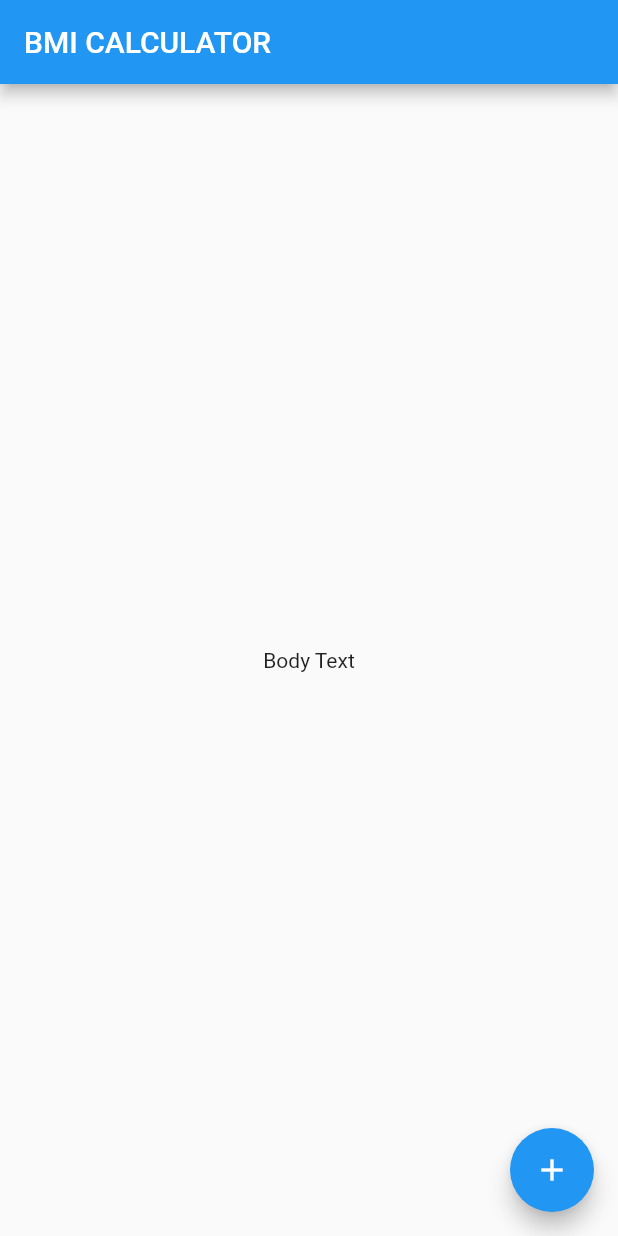
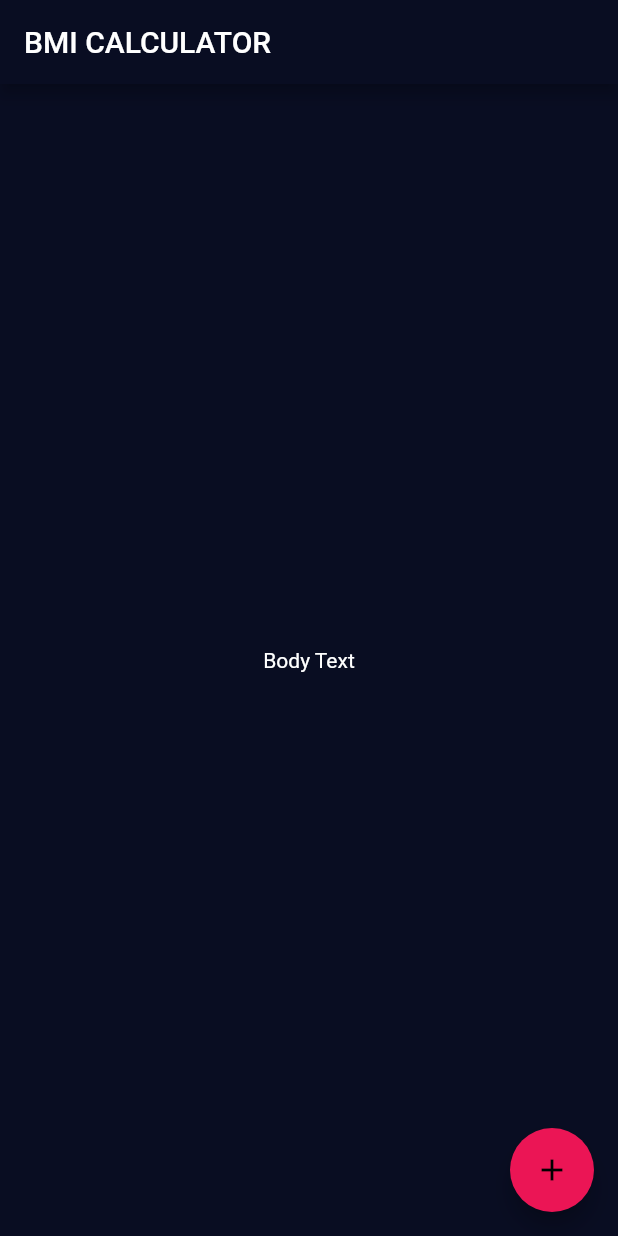
Before and after one commit to T-Davis/flutter_demos, a Flutter app: the screen it shows after launch, on a phone screen of 412 x 824 dp. Run offline on Flutter 3.47's test engine with Material 2 defaults, Android fonts, the phone set to English and light mode, and no system bars; our stand-ins replace audioplayers, google_fonts, rflutter_alert.

Commit message:
Add theme

```diff
--- a/bmi-calculator-flutter/lib/main.dart
+++ b/bmi-calculator-flutter/lib/main.dart
@@ -6,6 +6,11 @@ class BMICalculator extends StatelessWidget {
   @override
   Widget build(BuildContext context) {
     return MaterialApp(
+      theme: ThemeData.dark().copyWith(
+        primaryColor: Color(0xFF090D22),
+        accentColor: Color(0xFFEB1555),
+        scaffoldBackgroundColor: Color(0xFF090D22),
+      ),
       home: InputPage(),
     );
   }
```
